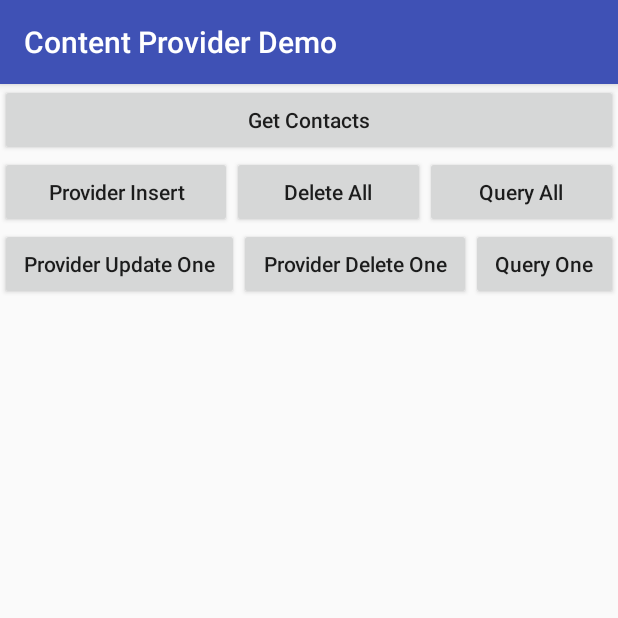
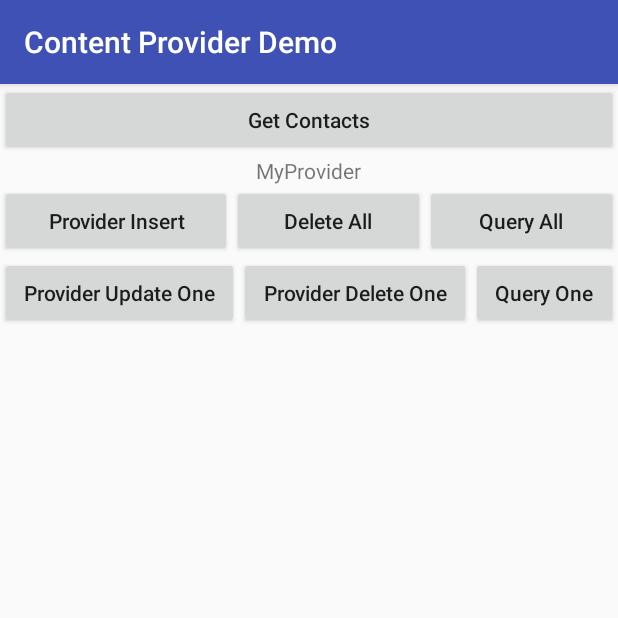
Before and after one commit to Vaycent/vaycentFramwork, an Android app: the ContentProviderDemo screen opened directly, with no data from a screen before it, on a phone screen of 412 x 824 dp, the top half of it. Run offline under Robolectric (Android 15) with nearby library versions, the phone set to English and light mode, and no system bars; libraries missing offline, so code that uses them is left out: vaycent.magicLog.mlog.

Commit message:
add a title in content provider demo

```diff
--- a/app/src/main/res/layout/content_provider_demo.xml
+++ b/app/src/main/res/layout/content_provider_demo.xml
@@ -2,7 +2,8 @@
 <LinearLayout xmlns:android="http://schemas.android.com/apk/res/android"
     android:layout_width="match_parent"
     android:layout_height="match_parent"
-    android:orientation="vertical">
+    android:orientation="vertical"
+    android:gravity="center_horizontal">
 
     <LinearLayout
         android:layout_width="match_parent"
@@ -21,6 +22,11 @@
 
 
     </LinearLayout>
+
+    <TextView
+        android:layout_width="wrap_content"
+        android:layout_height="wrap_content"
+        android:text="MyProvider"/>
 
     <LinearLayout
         android:layout_width="match_parent"
```
